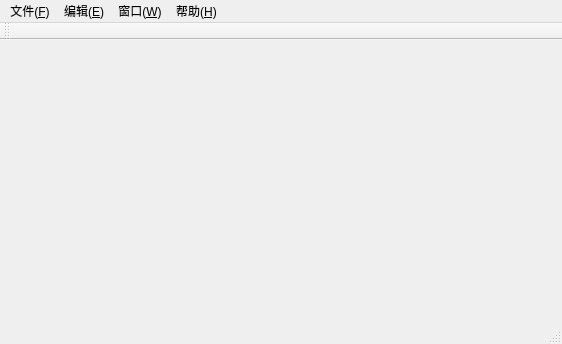
Qt form mainwindow.ui (zybin2756/MdiDocument) before a commit.
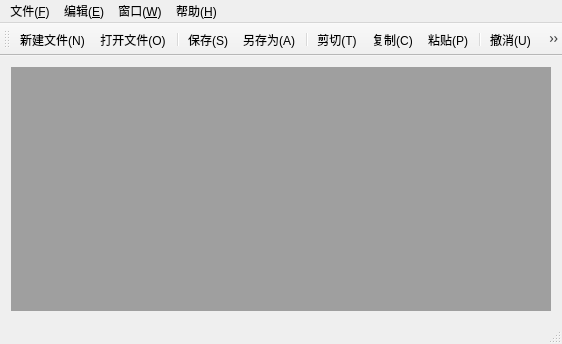
The same form after that commit. Icons and pictures are not drawn.

Diff of the .ui file:
```diff
--- a/mainwindow.ui
+++ b/mainwindow.ui
@@ -13,7 +13,13 @@
   <property name="windowTitle">
    <string>MainWindow</string>
   </property>
-  <widget class="QWidget" name="centralWidget"/>
+  <widget class="QWidget" name="centralWidget">
+   <layout class="QGridLayout" name="gridLayout">
+    <item row="0" column="0">
+     <widget class="QMdiArea" name="mdiArea"/>
+    </item>
+   </layout>
+  </widget>
   <widget class="QMenuBar" name="menuBar">
    <property name="geometry">
     <rect>
@@ -78,6 +84,18 @@
    <attribute name="toolBarBreak">
     <bool>false</bool>
    </attribute>
+   <addaction name="actionNew"/>
+   <addaction name="actionOpen"/>
+   <addaction name="separator"/>
+   <addaction name="actionSave"/>
+   <addaction name="actionSaveAs"/>
+   <addaction name="separator"/>
+   <addaction name="actionCut"/>
+   <addaction name="actionCopy"/>
+   <addaction name="actionPaste"/>
+   <addaction name="separator"/>
+   <addaction name="actionUndo"/>
+   <addaction name="actionRedo"/>
   </widget>
   <widget class="QStatusBar" name="statusBar"/>
   <action name="actionAbout">
```
Left out of the diff: 56 changed lines with no effect on the pictures.
